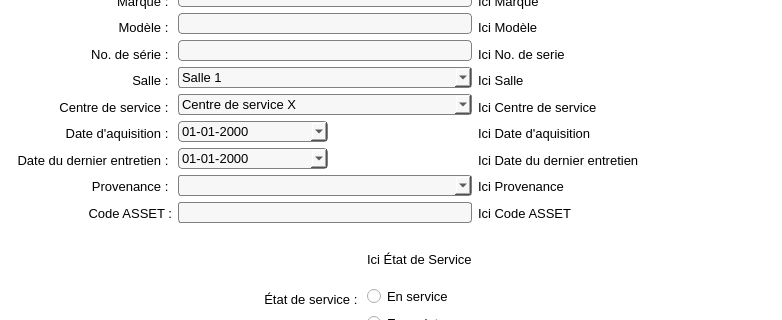
Before: the Qt Designer form Interface/FenetresEnUI/AjoutEquipement.ui in ProjetPC2/SIMM2.0-DEV, drawn with Qt 5; both pictures show x 0 to 782 and y 107 to 427 of the 1440 by 810 pixel window.
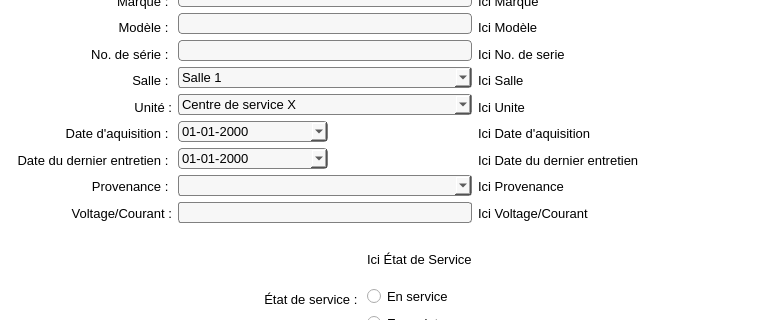
After: the same form once the commit is applied. Icons and pictures are not drawn.

Commit message:
Centre de service/Code ASSET/Hopital St-Michel
J'ai modifié Centre de Service pour Unité, Code ASSET pour Voltage/Courant et Hopital Saint-Michel pour Hopital Universitaire Justinien dans toutes les fenêtres .ui. Je vais re-commit quand je les aurais transformer en .py

Patch:
```diff
--- a/Interface/FenetresEnUI/AjoutEquipement.ui
+++ b/Interface/FenetresEnUI/AjoutEquipement.ui
@@ -212,7 +212,7 @@
           <string notr="true">background: white;</string>
          </property>
          <property name="text">
-          <string>Centre de service : </string>
+          <string>Unité :</string>
          </property>
          <property name="alignment">
           <set>Qt::AlignRight|Qt::AlignTrailing|Qt::AlignVCenter</set>
@@ -281,7 +281,7 @@
           </font>
          </property>
          <property name="text">
-          <string>Code ASSET :</string>
+          <string>Voltage/Courant :</string>
          </property>
          <property name="alignment">
           <set>Qt::AlignRight|Qt::AlignTrailing|Qt::AlignVCenter</set>
@@ -806,7 +806,7 @@
           <string notr="true">background: white;</string>
          </property>
          <property name="text">
-          <string>Ici Centre de service</string>
+          <string>Ici Unite</string>
          </property>
         </widget>
        </item>
@@ -863,7 +863,7 @@
           </font>
          </property>
          <property name="text">
-          <string>Ici Code ASSET</string>
+          <string>Ici Voltage/Courant</string>
          </property>
         </widget>
        </item>
```
Left out of the diff: 7 changed lines with no effect on the pictures. The commit also changes 16 other files.
